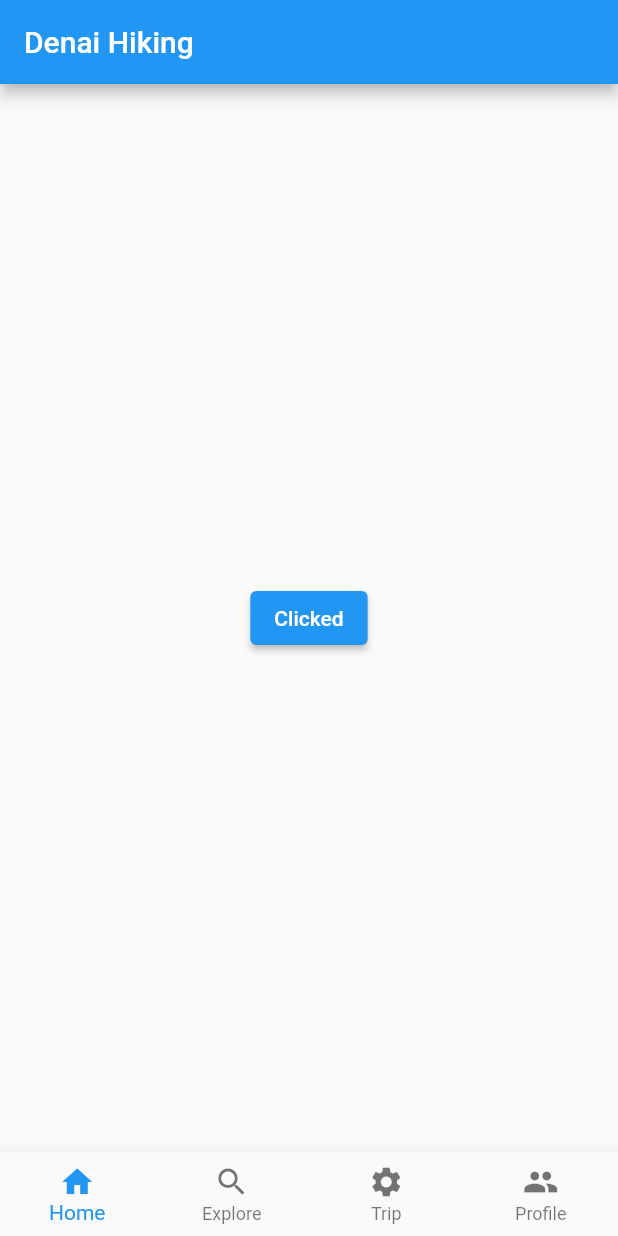
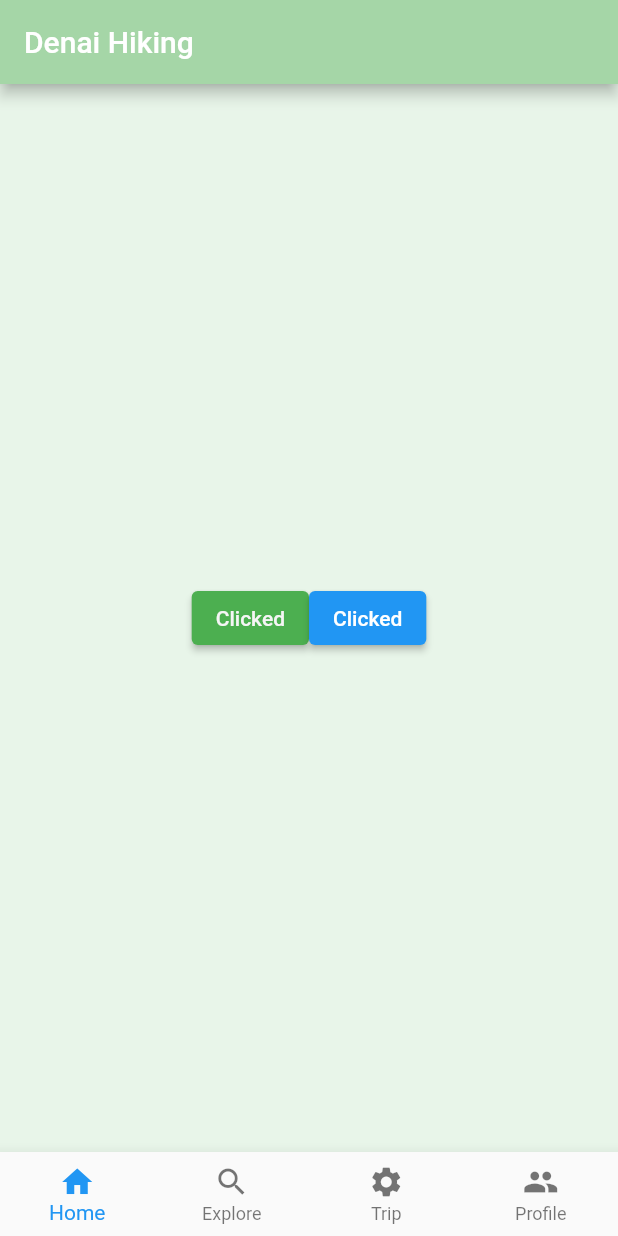
Before and after one commit to Mudennn/hiking_app, a Flutter app: the screen it shows after launch, after a tap on "Click", on a phone screen of 412 x 824 dp. Run offline on Flutter 3.47's test engine with Material 2 defaults, Android fonts, the light colour scheme and no system bars.

Commit message:
background v2

```diff
--- a/lib/main.dart
+++ b/lib/main.dart
@@ -13,6 +13,7 @@ class HikingApp extends StatefulWidget {
 
 class _HikingAppState extends State<HikingApp> {
   String buttonName = 'Click';
+  int currentIndex = 0;
 
   @override
   Widget build(BuildContext context) {
@@ -21,16 +22,39 @@ class _HikingAppState extends State<HikingApp> {
       home: Scaffold(
         appBar: AppBar(
           title: const Text('Denai Hiking'),
+          backgroundColor: Colors.green[200],
         ),
         // body: const Text('Hello Damian!'),
         body: Center(
-            child: ElevatedButton(
-                onPressed: () {
-                  setState(() {
-                    buttonName = 'Clicked';
-                  });
-                },
-                child: Text(buttonName))),
+            child: currentIndex == 0 ? Container(
+          // untuk width screen
+          width: double.infinity,
+          height: double.infinity,
+          color: Colors.green[50], //background color untuk button
+          child: Row(
+            // alignment kepada row
+            mainAxisAlignment: MainAxisAlignment.center, //widget position
+            crossAxisAlignment: CrossAxisAlignment.center,
+            children: [
+              ElevatedButton(
+                  style: ElevatedButton.styleFrom(
+                      foregroundColor: Colors.grey[100], backgroundColor: Colors.green[500]),
+                  onPressed: () {
+                    setState(() {
+                      buttonName = 'Clicked';
+                    });
+                  },
+                  child: Text(buttonName)),
+              ElevatedButton(
+                  onPressed: () {
+                    setState(() {
+                      buttonName = 'Clicked';
+                    });
+                  },
+                  child: Text(buttonName)),
+            ],
+          ),
+        ): const SizedBox() ) ,
         bottomNavigationBar: BottomNavigationBar(
           type: BottomNavigationBarType.fixed,
           items: const [
@@ -39,6 +63,13 @@ class _HikingAppState extends State<HikingApp> {
             BottomNavigationBarItem(label: 'Trip', icon: Icon(Icons.settings)),
             BottomNavigationBarItem(label: 'Profile', icon: Icon(Icons.people)),
           ],
+          // Untuk bagi boleh tukar2 tab
+          currentIndex: currentIndex,
+          onTap: (int index) {
+            setState(() {
+              currentIndex = index;
+            });
+          },
         ),
       ),
     );
```
